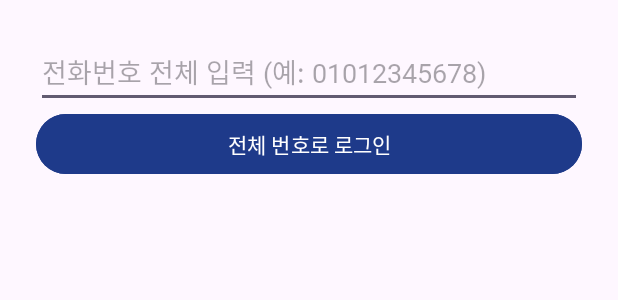
After one commit to square033/FirstTry, an Android app: the layout activity_full_phone_login.xml on its own in the app's theme, with its tools: preview values and no code run, on a phone screen of 412 x 824 dp. The commit adds this screen. Shown: the top 300 px of the screen. Run offline under Robolectric (Android 15) with nearby library versions, the phone set to English and light mode, and no system bars; network calls fail.

```diff
--- a/app/src/main/AndroidManifest.xml
+++ b/app/src/main/AndroidManifest.xml
@@ -45,6 +45,7 @@
         <activity android:name=".PaymentActivity"/>
         <activity android:name=".ReceiptActivity" />
         <activity android:name=".EasyPayActivity" />
+        <activity android:name=".FullPhoneLoginActivity" />
 
 
 
--- /dev/null
+++ b/app/src/main/res/layout/activity_full_phone_login.xml
@@ -0,0 +1,22 @@
+<?xml version="1.0" encoding="utf-8"?>
+<LinearLayout xmlns:android="http://schemas.android.com/apk/res/android"
+    android:layout_width="match_parent"
+    android:layout_height="match_parent"
+    android:orientation="vertical"
+    android:padding="24dp">
+
+    <EditText
+        android:id="@+id/edit_full_phone"
+        android:layout_width="match_parent"
+        android:layout_height="wrap_content"
+        android:hint="전화번호 전체 입력 (예: 01012345678)"
+        android:inputType="phone" />
+
+    <Button
+        android:id="@+id/btn_full_login"
+        android:layout_width="match_parent"
+        android:layout_height="wrap_content"
+        android:backgroundTint="@color/deep_navy"
+        android:text="전체 번호로 로그인" />
+
+</LinearLayout>
```
Also changed, not shown: app/src/main/java/com/example/firsttry/DBHelper.java (+37 -5 lines), app/src/main/java/com/example/firsttry/FullPhoneLoginActivity.java (added, +61 -0 lines), app/src/main/java/com/example/firsttry/LoginActivity.java (+31 -17 lines), app/src/main/java/com/example/firsttry/MainActivity.java (+32 -27 lines).
